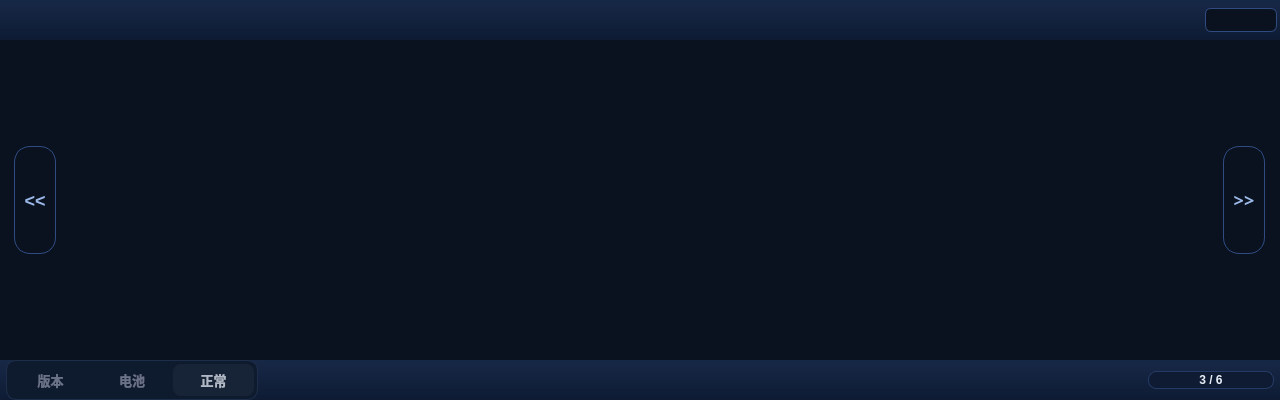
housir-debug/Leacesy_M3506, file widgets/interaction/channelpage.ui: the form before one commit.
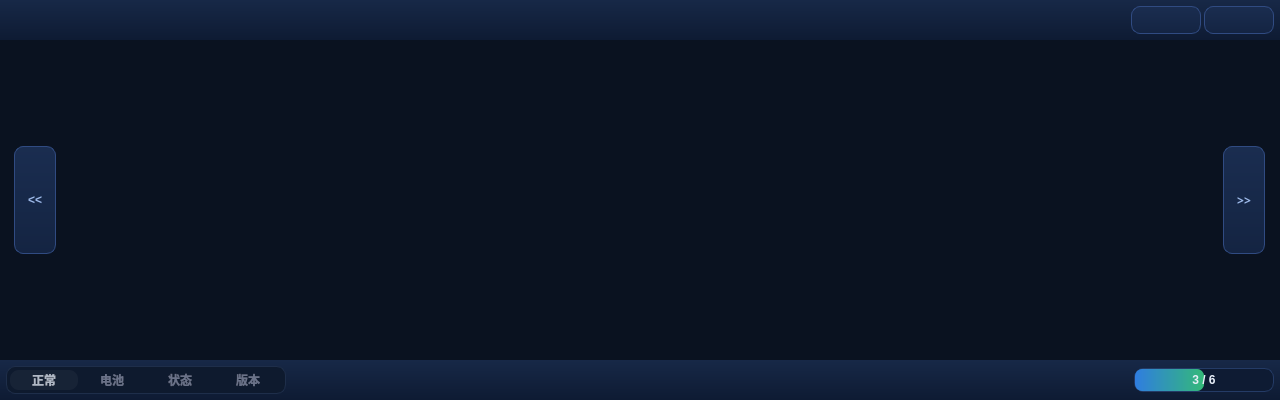
The form after the commit. Icons and pictures are not drawn.

```diff
--- a/widgets/interaction/channelpage.ui
+++ b/widgets/interaction/channelpage.ui
@@ -47,25 +47,29 @@
 	border: none;
 }
 
-#logo_label{background: transparent;}
-
-#topnaviga_frame,#botnaviga_frame{
-	background: qlineargradient(x1:0,y1:0,x2:0,y2:1,stop:0 #172847,stop:1 #0E1B33);
+#channelpage QProgressBar {
+    background-color: #0E1B33;
+    border: 1.2px solid #243B66;
+    border-radius: 9px;
+    font-weight: bold;
+	font-size: 12px;
+	color: #E6EDF7;
 }
+#channelpage QProgressBar::chunk {
+    background: qlineargradient(x1:0, y1:0, x2:1, y2:0,stop:0 #2f7de0, stop:1 #34b979);
+	border-radius: 7px;
+}
 
-QPushButton{
-    background: qlineargradient(x1:0, y1:0, x2:0, y2:1,
-                stop:0 #1A2D50, stop:1 #142442);
+#channelpage QPushButton{
+    background: qlineargradient(x1:0, y1:0, x2:0, y2:1,stop:0 #1A2D50, stop:1 #142442);
     border: 1px solid #304b82;
-    border-radius: 6px;
-    color: #9CB8E8;
-    font-size: 13px;
+    border-radius: 9px;
     font-weight: bold;
-    padding: 4px 9px;
+	font-size: 12px;
+	color: #9CB8E8;
 }
-QPushButton:hover,QPushButton:checked{
-    background: qlineargradient(x1:0, y1:0, x2:0, y2:1,
-                stop:0 #243c69, stop:1 #1c325b);
+#channelpage QPushButton:checked{
+    background: qlineargradient(x1:0, y1:0, x2:0, y2:1,stop:0 #243c69, stop:1 #1c325b);
     border-color: #4269ad;
     color: #E6EDF7;
 }
@@ -74,52 +78,36 @@
     border-color: #37b677;
     color: #ffffff;
 }
-QPushButton:disabled{
+#channelpage QPushButton:disabled{
     background: #111928;
     border: 1px solid #202b40;
     color: #445470;
 }
-#next_pushButton,#pre_pushButton{
-    border-radius:16px;
-    font-size:18px;
+
+#topnaviga_frame,#botnaviga_frame{
+	background: qlineargradient(x1:0,y1:0,x2:0,y2:1,stop:0 #172847,stop:1 #0E1B33);
 }
+#logo_label{
+	background: transparent;
+}
+
 #mode_frame{
 	background-color: #0E1A2E;
 	border: 1px solid #1E2E4A;
-	border-radius: 10px;
-	padding: 3px;
+	border-radius: 9px;
 }
 #mode_frame QPushButton {
 	background-color: transparent; 
     border: none;
-    border-radius: 8px;  
-    color: #6A7288; 
-    font-size: 13px;
+    border-radius: 9px;  
     font-weight: bold;
-    padding: 4px 9px;
+	font-size: 12px;
+	color: #6A7288; 
 }
 #mode_frame QPushButton:checked{
-    color: #B0B8C5;
     background-color: rgba(255, 255, 255, 0.04);
-}
-
-QProgressBar {
-    background-color: #0E1B33;
-    border: 1px solid #243B66;
-    border-radius: 8px;
-    text-align: center;
-    color: #E6EDF7;
-    font-size: 12px;
-    font-weight: bold;
-    min-height: 16px;
-    max-height: 16px;
-}
-QProgressBar::chunk {
-    border-radius: 7px;
-    background: qlineargradient(x1:0, y1:0, x2:1, y2:0,
-                stop:0 #2f7de0, stop:1 #34b979);
-}
-</string>
+	color: #B0B8C5;
+}</string>
   </property>
   <property name="locale">
    <locale language="Chinese" country="China"/>
@@ -165,21 +153,21 @@
      <property name="lineWidth">
       <number>0</number>
      </property>
-     <layout class="QHBoxLayout" name="horizontalLayout" stretch="1,10,2">
+     <layout class="QHBoxLayout" name="horizontalLayout" stretch="1,15,1,1">
       <property name="spacing">
-       <number>9</number>
+       <number>3</number>
       </property>
       <property name="leftMargin">
-       <number>3</number>
+       <number>6</number>
       </property>
       <property name="topMargin">
-       <number>3</number>
+       <number>6</number>
       </property>
       <property name="rightMargin">
-       <number>3</number>
+       <number>6</number>
       </property>
       <property name="bottomMargin">
-       <number>3</number>
+       <number>6</number>
       </property>
       <item>
        <widget class="QLabel" name="logo_label">
@@ -240,7 +228,39 @@
        </spacer>
       </item>
       <item>
-       <widget class="QPushButton" name="set_pushButton">
+       <widget class="QPushButton" name="setCh_pushButton">
+        <property name="sizePolicy">
+         <sizepolicy hsizetype="Preferred" vsizetype="Preferred">
+          <horstretch>0</horstretch>
+          <verstretch>0</verstretch>
+         </sizepolicy>
+        </property>
+        <property name="cursor">
+         <cursorShape>BlankCursor</cursorShape>
+        </property>
+        <property name="focusPolicy">
+         <enum>Qt::NoFocus</enum>
+        </property>
+        <property name="contextMenuPolicy">
+         <enum>Qt::NoContextMenu</enum>
+        </property>
+        <property name="text">
+         <string/>
+        </property>
+        <property name="icon">
+         <iconset resource="../../resources/master.qrc">
+          <normaloff>:/web/icon/promotion.png</normaloff>:/web/icon/promotion.png</iconset>
+        </property>
+        <property name="iconSize">
+         <size>
+          <width>16</width>
+          <height>16</height>
+         </size>
+        </property>
+       </widget>
+      </item>
+      <item>
+       <widget class="QPushButton" name="setDe_pushButton">
         <property name="sizePolicy">
          <sizepolicy hsizetype="Preferred" vsizetype="Preferred">
           <horstretch>0</horstretch>
@@ -249,8 +269,8 @@
         </property>
         <property name="maximumSize">
          <size>
-          <width>72</width>
-          <height>24</height>
+          <width>16777215</width>
+          <height>16777215</height>
          </size>
         </property>
         <property name="font">
@@ -282,8 +302,8 @@
         </property>
         <property name="iconSize">
          <size>
-          <width>18</width>
-          <height>18</height>
+          <width>16</width>
+          <height>16</height>
          </size>
         </property>
        </widget>
@@ -483,18 +503,21 @@
      <property name="lineWidth">
       <number>0</number>
      </property>
-     <layout class="QHBoxLayout" name="horizontalLayout_4" stretch="2,7,1">
+     <layout class="QHBoxLayout" name="horizontalLayout_4" stretch="2,6,1">
+      <property name="spacing">
+       <number>6</number>
+      </property>
       <property name="leftMargin">
        <number>6</number>
       </property>
       <property name="topMargin">
-       <number>0</number>
+       <number>6</number>
       </property>
       <property name="rightMargin">
        <number>6</number>
       </property>
       <property name="bottomMargin">
-       <number>0</number>
+       <number>6</number>
       </property>
       <item>
        <widget class="QFrame" name="mode_frame">
@@ -513,24 +536,24 @@
         <property name="lineWidth">
          <number>0</number>
         </property>
-        <layout class="QHBoxLayout" name="horizontalLayout_5">
+        <layout class="QHBoxLayout" name="horizontalLayout_5" stretch="1,1,1,1">
          <property name="spacing">
           <number>0</number>
          </property>
          <property name="leftMargin">
-          <number>0</number>
+          <number>3</number>
          </property>
          <property name="topMargin">
-          <number>0</number>
+          <number>3</number>
          </property>
          <property name="rightMargin">
-          <number>0</number>
+          <number>3</number>
          </property>
          <property name="bottomMargin">
-          <number>0</number>
+          <number>3</number>
          </property>
          <item>
-          <widget class="QPushButton" name="ver_pushButton">
+          <widget class="QPushButton" name="dig_pushButton">
            <property name="sizePolicy">
             <sizepolicy hsizetype="Preferred" vsizetype="Preferred">
              <horstretch>0</horstretch>
@@ -547,13 +570,13 @@
             <enum>Qt::NoContextMenu</enum>
            </property>
            <property name="text">
-            <string>版本</string>
+            <string>正常</string>
            </property>
            <property name="checkable">
             <bool>true</bool>
            </property>
            <property name="checked">
-            <bool>false</bool>
+            <bool>true</bool>
            </property>
            <attribute name="buttonGroup">
             <string notr="true">buttonGroup</string>
@@ -598,7 +621,7 @@
           </widget>
          </item>
          <item>
-          <widget class="QPushButton" name="dig_pushButton">
+          <widget class="QPushButton" name="stat_pushButton">
            <property name="sizePolicy">
             <sizepolicy hsizetype="Preferred" vsizetype="Preferred">
              <horstretch>0</horstretch>
@@ -615,14 +638,45 @@
             <enum>Qt::NoContextMenu</enum>
            </property>
            <property name="text">
-            <string>正常</string>
+            <string>状态</string>
            </property>
            <property name="checkable">
             <bool>true</bool>
            </property>
            <property name="checked">
+            <bool>false</bool>
+           </property>
+           <attribute name="buttonGroup">
+            <string notr="true">buttonGroup</string>
+           </attribute>
+          </widget>
+         </item>
+         <item>
+          <widget class="QPushButton" name="ver_pushButton">
+           <property name="sizePolicy">
+            <sizepolicy hsizetype="Preferred" vsizetype="Preferred">
+             <horstretch>0</horstretch>
+             <verstretch>0</verstretch>
+            </sizepolicy>
+           </property>
+           <property name="cursor">
+            <cursorShape>BlankCursor</cursorShape>
+           </property>
+           <property name="focusPolicy">
+            <enum>Qt::NoFocus</enum>
+           </property>
+           <property name="contextMenuPolicy">
+            <enum>Qt::NoContextMenu</enum>
+           </property>
+           <property name="text">
+            <string>版本</string>
+           </property>
+           <property name="checkable">
             <bool>true</bool>
            </property>
+           <property name="checked">
+            <bool>false</bool>
+           </property>
            <attribute name="buttonGroup">
             <string notr="true">buttonGroup</string>
            </attribute>
```
Left out of the diff: 2 changed lines with no effect on the pictures.
